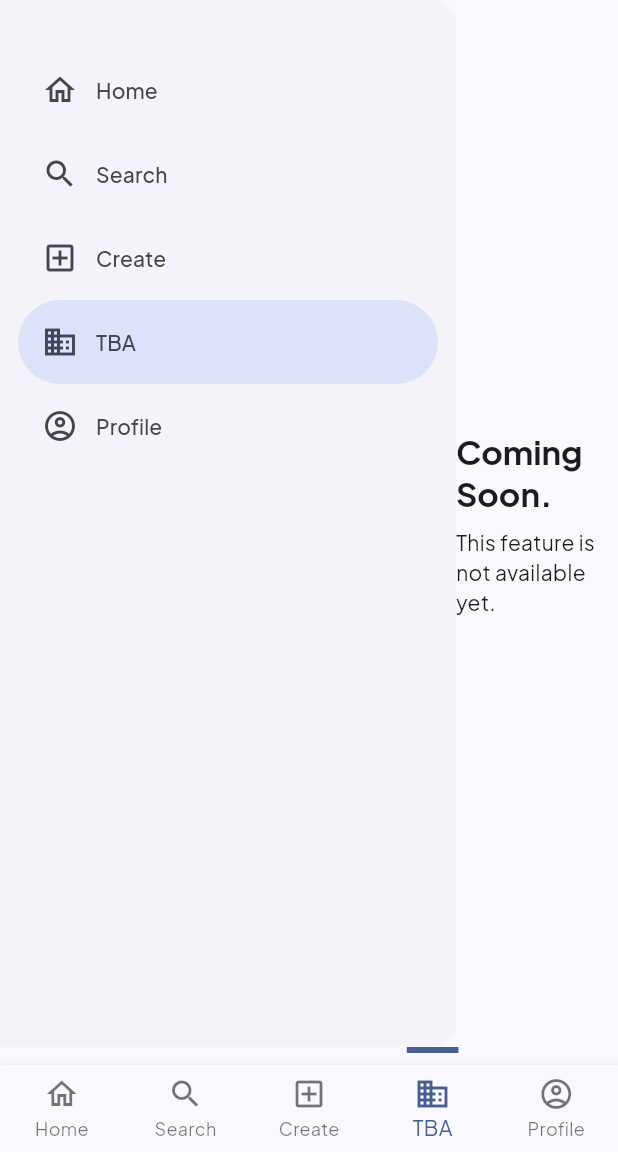
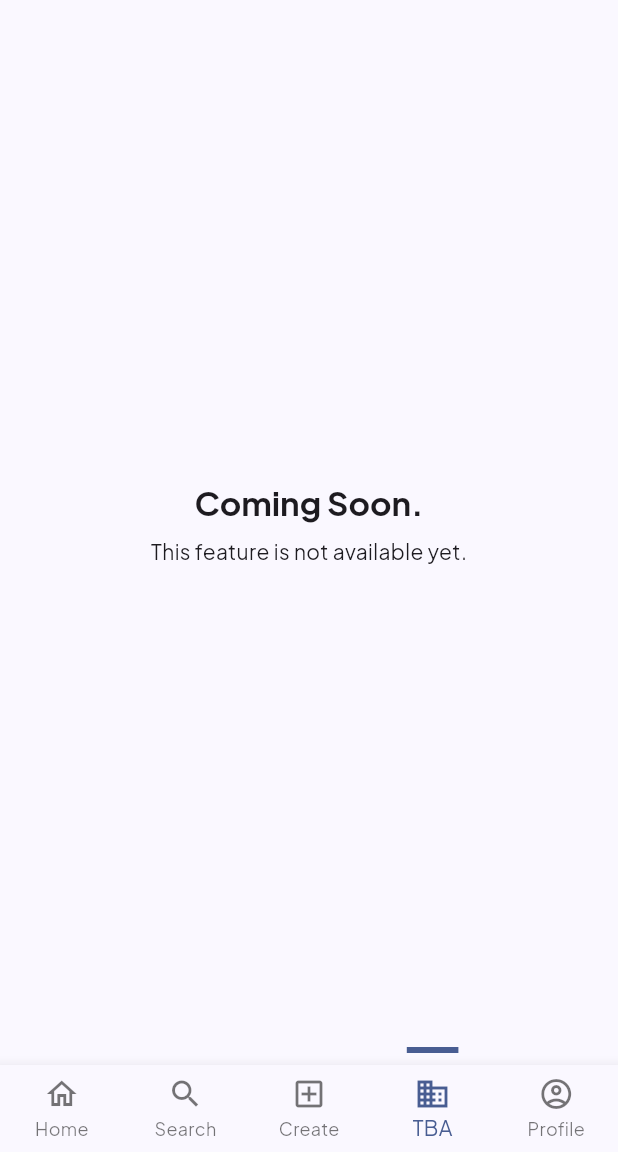
Before and after one commit to ManasMalla/project-x, a Flutter app: the HomePage screen opened directly, item 4 of the bottom bar chosen, on a phone screen of 412 x 824 dp, the part 84-1236 px from its top. Run offline on Flutter 3.47's test engine with Material 3 defaults, Android fonts, the phone set to English and light mode, and no system bars; our stand-ins replace cloud_firestore, dartz, equatable, firebase_auth, firebase_core, firebase_storage and 4 more; missing offline and left inert: autoscale_tabbarview; accounts and stored records are empty; statements that could not run were skipped.

Commit message:
remove drawer from mobile phones
Signed-off-by: Manas Malla <manasmalla.dev@gmail.com>

```diff
--- a/lib/presentation/page/home_page.dart
+++ b/lib/presentation/page/home_page.dart
@@ -152,8 +152,10 @@ class _HomePageState extends State<HomePage> {
             //User roles: Investor - Innovator
             body: Row(
               children: [
-                NavigationDrawer(
-                  selectedIndex: navigationStateProvider.currentDestination,
+                constraints.maxWidth > 600
+                    ? NavigationDrawer(
+                        selectedIndex:
+                            navigationStateProvider.currentDestination,
                         children: [
                           SizedBox(
                             height: 32,
@@ -183,7 +185,8 @@ class _HomePageState extends State<HomePage> {
                           navigationStateProvider
                               .navigateTo(NavigationDestinations.values[value]);
                         },
-                ),
+                      )
+                    : SizedBox(),
                 Expanded(
                   child: DesktopPadding(
                     applyPadding:
```
Lines whose indentation alone changed are shown as unchanged.
